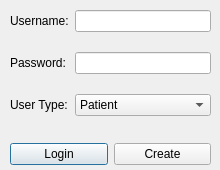
dan-yates1/pharmacy-system, file loginwindow.ui: the form before one commit.
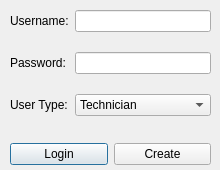
The form after the commit.

The edit to the form file:
```diff
--- a/loginwindow.ui
+++ b/loginwindow.ui
@@ -58,11 +58,6 @@
       </item>
       <item row="2" column="1">
        <widget class="QComboBox" name="userType">
-        <item>
-         <property name="text">
-          <string>Patient</string>
-         </property>
-        </item>
         <item>
          <property name="text">
           <string>Technician</string>
```
